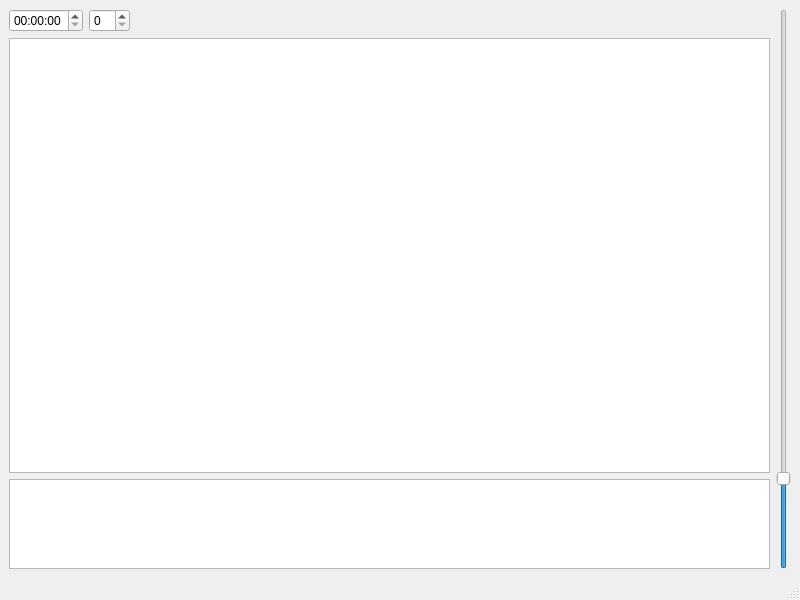
Old version of the form mainwindow.ui in the repository JakubSekula/ICP-projekt.
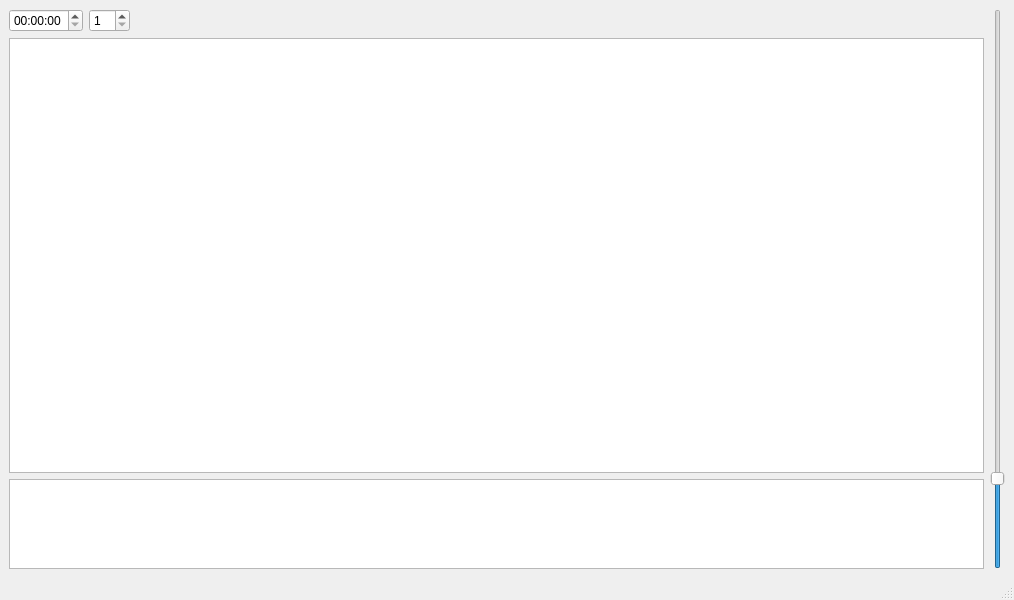
New version of the form.

```diff
--- a/mainwindow.ui
+++ b/mainwindow.ui
@@ -6,7 +6,7 @@
    <rect>
     <x>0</x>
     <y>0</y>
-    <width>800</width>
+    <width>1014</width>
     <height>600</height>
    </rect>
   </property>
@@ -23,7 +23,11 @@
          <widget class="QTimeEdit" name="lineEdit"/>
         </item>
         <item>
-         <widget class="QSpinBox" name="speeder"/>
+         <widget class="QSpinBox" name="speeder">
+          <property name="minimum">
+           <number>1</number>
+          </property>
+         </widget>
         </item>
         <item>
          <spacer name="horizontalSpacer">
```
Left out of the diff: 4 changed lines with no effect on the pictures.
